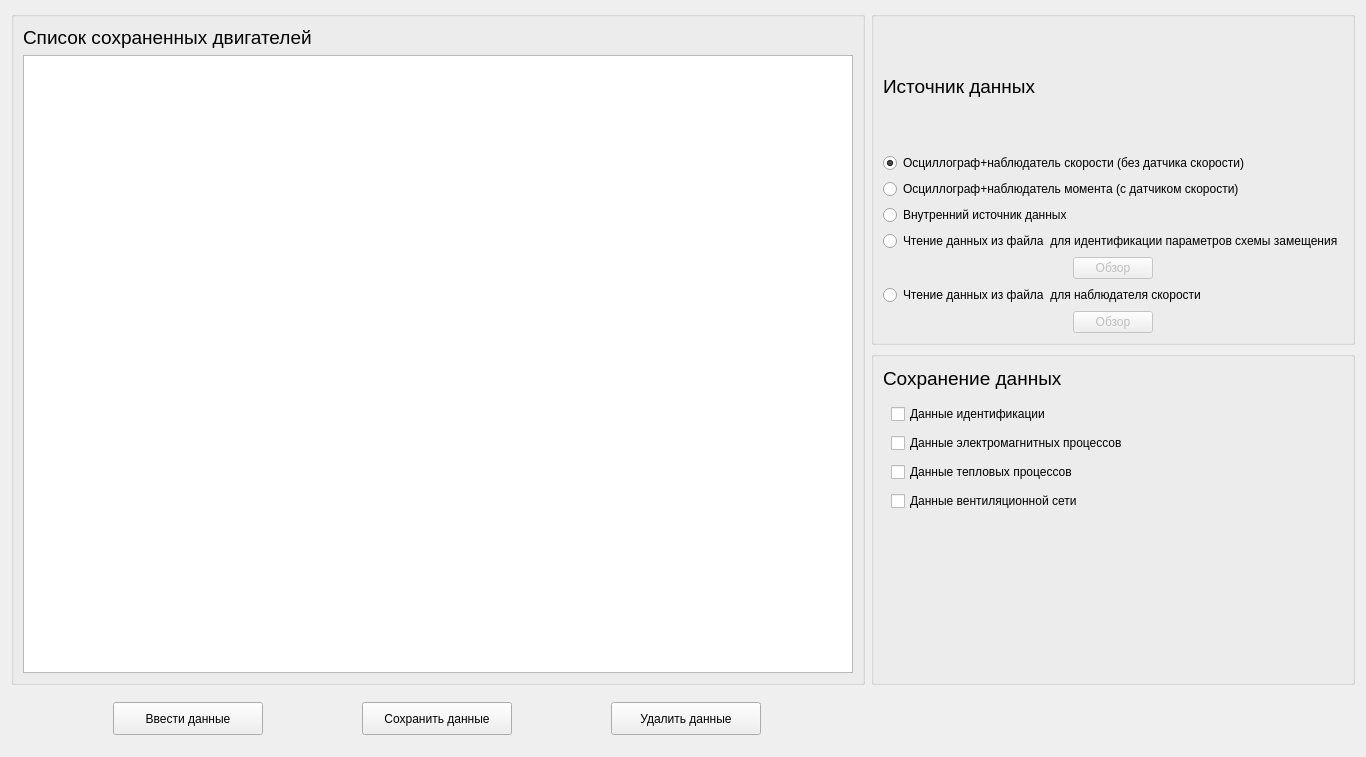
The window that ImView/datas.ui (Ivanos121/ImView) describes before a commit, drawn with Qt 5.
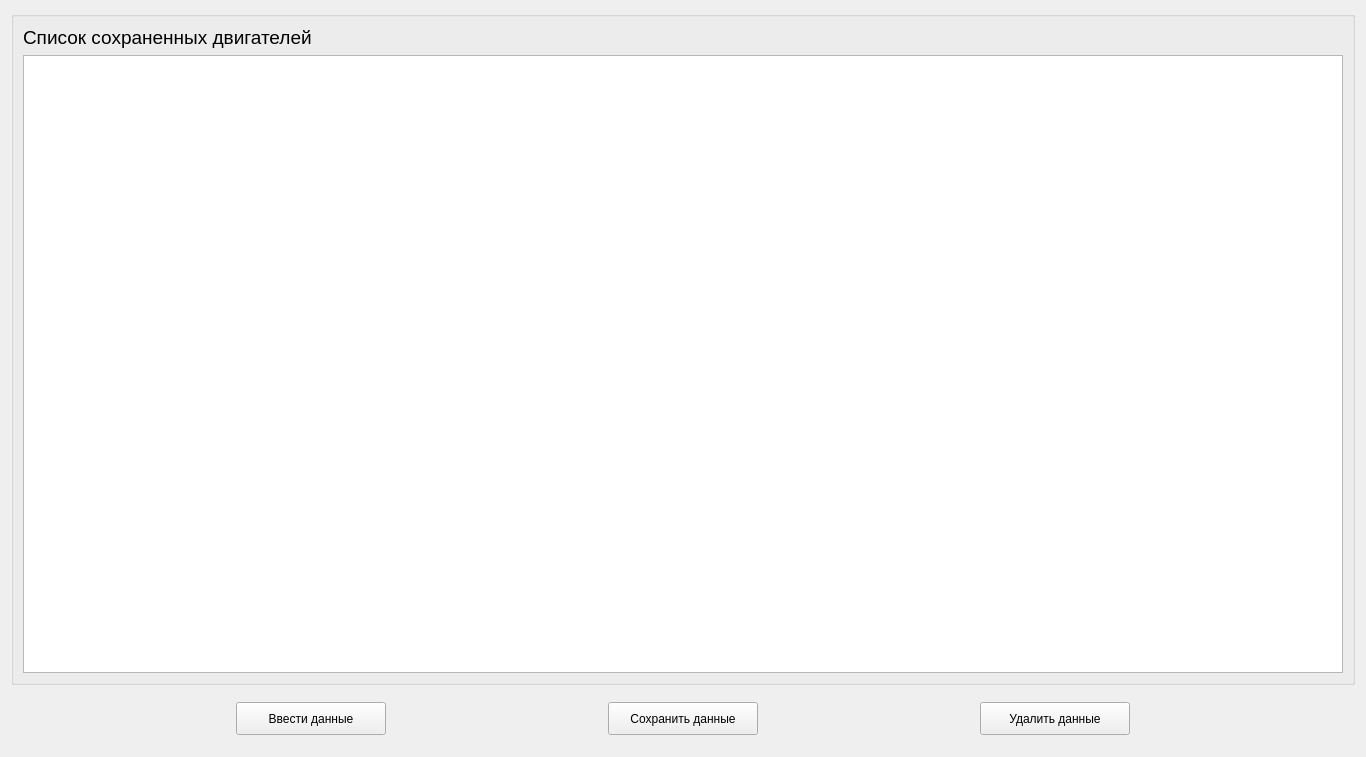
The same window after the commit.

Diff of the .ui file:
```diff
--- a/ImView/datas.ui
+++ b/ImView/datas.ui
@@ -14,66 +14,6 @@
    <string>Form</string>
   </property>
   <layout class="QGridLayout" name="gridLayout">
-   <item row="1" column="1">
-    <widget class="QGroupBox" name="groupBox">
-     <property name="title">
-      <string/>
-     </property>
-     <widget class="QLabel" name="label">
-      <property name="geometry">
-       <rect>
-        <x>12</x>
-        <y>15</y>
-        <width>189</width>
-        <height>26</height>
-       </rect>
-      </property>
-      <property name="text">
-       <string>&lt;html&gt;&lt;head/&gt;&lt;body&gt;&lt;p&gt;&lt;span style=&quot; font-size:14pt;&quot;&gt;Сохранение данных&lt;/span&gt;&lt;/p&gt;&lt;/body&gt;&lt;/html&gt;</string>
-      </property>
-     </widget>
-     <widget class="QWidget" name="layoutWidget">
-      <property name="geometry">
-       <rect>
-        <x>20</x>
-        <y>50</y>
-        <width>273</width>
-        <height>116</height>
-       </rect>
-      </property>
-      <layout class="QGridLayout" name="gridLayout_2">
-       <item row="0" column="0">
-        <widget class="QCheckBox" name="checkBox">
-         <property name="text">
-          <string>Данные идентификации</string>
-         </property>
-        </widget>
-       </item>
-       <item row="1" column="0">
-        <widget class="QCheckBox" name="checkBox_2">
-         <property name="text">
-          <string>Данные электромагнитных процессов</string>
-         </property>
-        </widget>
-       </item>
-       <item row="2" column="0">
-        <widget class="QCheckBox" name="checkBox_3">
-         <property name="text">
-          <string>Данные тепловых процессов</string>
-         </property>
-        </widget>
-       </item>
-       <item row="3" column="0">
-        <widget class="QCheckBox" name="checkBox_4">
-         <property name="text">
-          <string>Данные вентиляционной сети</string>
-         </property>
-        </widget>
-       </item>
-      </layout>
-     </widget>
-    </widget>
-   </item>
    <item row="2" column="0">
     <widget class="QWidget" name="widget_2" native="true">
      <property name="maximumSize">
@@ -165,119 +105,6 @@
      </layout>
     </widget>
    </item>
-   <item row="0" column="1">
-    <widget class="QGroupBox" name="groupBox_3">
-     <property name="enabled">
-      <bool>true</bool>
-     </property>
-     <property name="minimumSize">
-      <size>
-       <width>0</width>
-       <height>0</height>
-      </size>
-     </property>
-     <property name="maximumSize">
-      <size>
-       <width>16777215</width>
-       <height>16777215</height>
-      </size>
-     </property>
-     <layout class="QVBoxLayout" name="verticalLayout_3">
-      <item>
-       <widget class="QLabel" name="label_10">
-        <property name="text">
-         <string>&lt;html&gt;&lt;head/&gt;&lt;body&gt;&lt;p&gt;&lt;span style=&quot; font-size:14pt;&quot;&gt;Источник данных&lt;/span&gt;&lt;/p&gt;&lt;/body&gt;&lt;/html&gt;</string>
-        </property>
-       </widget>
-      </item>
-      <item>
-       <widget class="QRadioButton" name="oscNoSpeed">
-        <property name="text">
-         <string>Осциллограф+наблюдатель скорости (без датчика скорости)</string>
-        </property>
-        <property name="checked">
-         <bool>true</bool>
-        </property>
-        <attribute name="buttonGroup">
-         <string notr="true">buttonGroup</string>
-        </attribute>
-       </widget>
-      </item>
-      <item>
-       <widget class="QRadioButton" name="oscWithSpeed">
-        <property name="text">
-         <string>Осциллограф+наблюдатель момента (с датчиком скорости)</string>
-        </property>
-        <attribute name="buttonGroup">
-         <string notr="true">buttonGroup</string>
-        </attribute>
-       </widget>
-      </item>
-      <item>
-       <widget class="QRadioButton" name="internalDataSource">
-        <property name="text">
-         <string>Внутренний источник данных</string>
-        </property>
-        <attribute name="buttonGroup">
-         <string notr="true">buttonGroup</string>
-        </attribute>
-       </widget>
-      </item>
-      <item>
-       <widget class="QRadioButton" name="ReadIdent">
-        <property name="text">
-         <string>Чтение данных из файла  для идентификации параметров схемы замещения</string>
-        </property>
-        <attribute name="buttonGroup">
-         <string notr="true">buttonGroup</string>
-        </attribute>
-       </widget>
-      </item>
-      <item alignment="Qt::AlignHCenter">
-       <widget class="QPushButton" name="dannieIdent">
-        <property name="enabled">
-         <bool>false</bool>
-        </property>
-        <property name="maximumSize">
-         <size>
-          <width>100</width>
-          <height>16777215</height>
-         </size>
-        </property>
-        <property name="text">
-         <string>Обзор</string>
-        </property>
-       </widget>
-      </item>
-      <item>
-       <widget class="QRadioButton" name="ReadNabl">
-        <property name="text">
-         <string>Чтение данных из файла  для наблюдателя скорости</string>
-        </property>
-        <attribute name="buttonGroup">
-         <string notr="true">buttonGroup</string>
-        </attribute>
-       </widget>
-      </item>
-      <item alignment="Qt::AlignHCenter">
-       <widget class="QPushButton" name="dannieNabl">
-        <property name="enabled">
-         <bool>false</bool>
-        </property>
-        <property name="maximumSize">
-         <size>
-          <width>100</width>
-          <height>16777215</height>
-         </size>
-        </property>
-        <property name="text">
-         <string>Обзор</string>
-        </property>
-       </widget>
-      </item>
-     </layout>
-    </widget>
-   </item>
   </layout>
  </widget>
  <tabstops>
```
